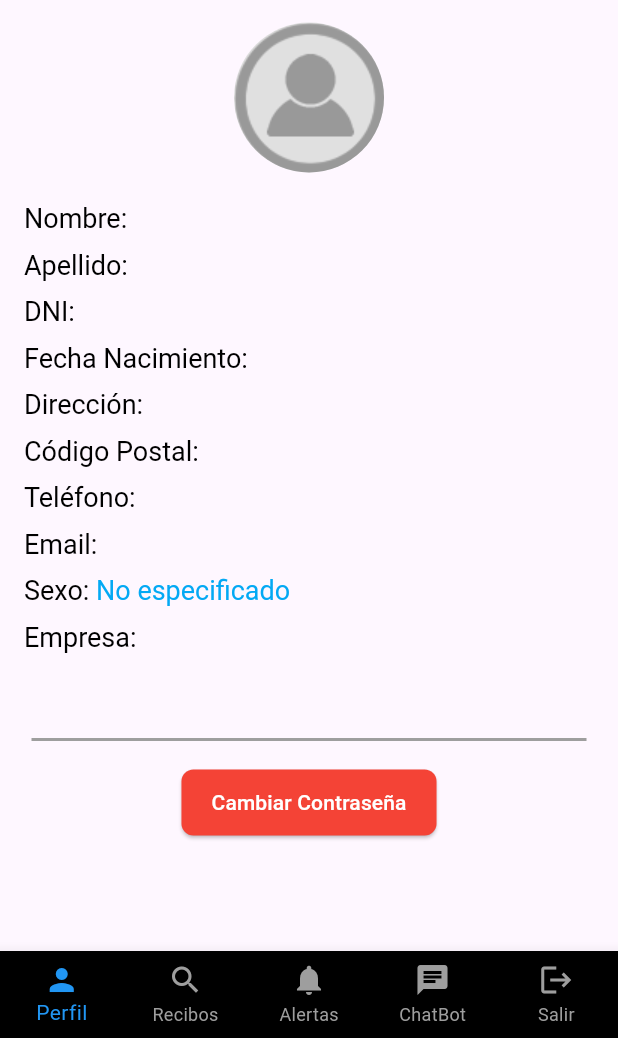
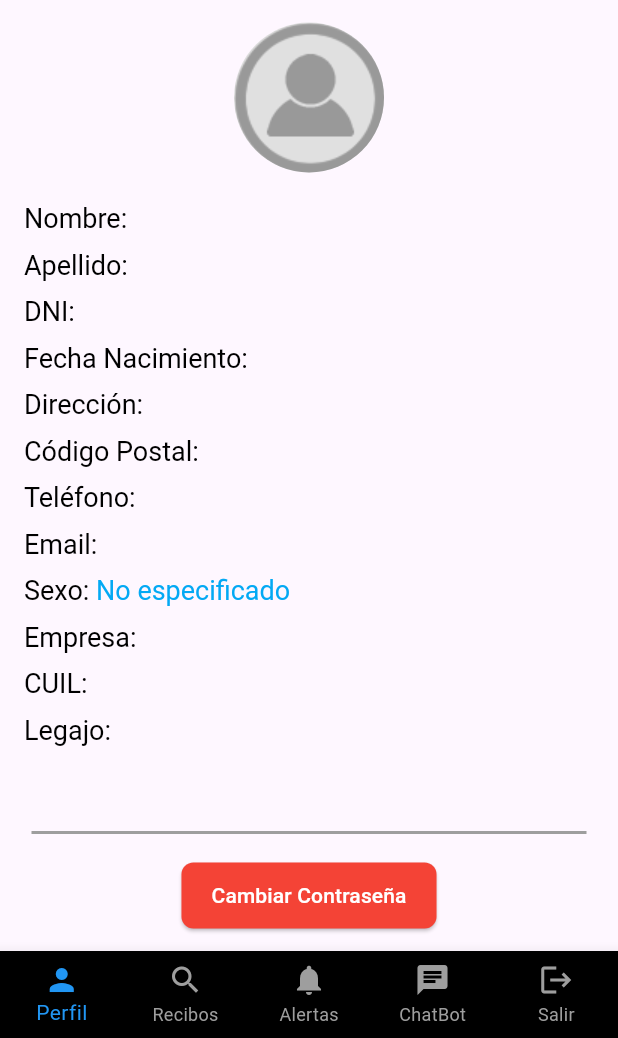
Before and after one commit to idesc1977/recibodigital, a Flutter app: the UserDetails screen opened by its route, on a phone screen of 412 x 824 dp, the part 198-1236 px from its top. Run offline on Flutter 3.47's test engine with Material 3 defaults, Android fonts, the phone set to English and light mode, and no system bars; our stand-ins replace firebase_core, firebase_messaging, flutter_local_notifications, permission_handler, shared_preferences; accounts and stored records are empty.

Commit message:
CUIL y Legajo

```diff
--- a/lib/globals.dart
+++ b/lib/globals.dart
@@ -16,6 +16,8 @@ String? telefono;
 String? email;
 String? sexo;
 String? empresa;
+String? cuil;
+String? legajo;
 int? idconversacion;
 
 void resetGlobalVariables() {
@@ -33,6 +35,8 @@ void resetGlobalVariables() {
   email = '';
   sexo = '';
   empresa = '';
+  cuil = '';
+  legajo = '';
   idconversacion = 0;
 }
 
--- a/lib/screens/login.dart
+++ b/lib/screens/login.dart
@@ -74,6 +74,8 @@ class LoginScreenState extends State<LoginScreen> {
           email = responseData['Email'].toString();
           sexo = responseData['Sexo'].toString();
           empresa = responseData['Empresa'].toString();
+          cuil = responseData['CUIL'].toString();
+          legajo = responseData['Legajo'].toString();
           saveUserData(dni!, email!, token!);
           _showMessage('Bienvenido $nombre $apellido');
           _registraTopic(propietario!);
--- a/lib/screens/userdetails.dart
+++ b/lib/screens/userdetails.dart
@@ -299,6 +299,52 @@ class UserDetailsState extends State<UserDetails> {
                   ],
                 ),
               ),
+              SizedBox(height: 10),
+              RichText(
+                text: TextSpan(
+                  text: "CUIL: ", // Label en estilo normal
+                  style: TextStyle(
+                    fontSize: 18,
+                    fontWeight: FontWeight.normal,
+                    color: Colors.black, // Color negro para el label
+                  ),
+                  children: [
+                    TextSpan(
+                      text: cuil, // Valor en azul claro
+                      style: TextStyle(
+                        fontSize: 18,
+                        fontWeight:
+                            FontWeight.normal, // Mantiene el peso normal
+                        color:
+                            Colors.lightBlue, // Color azul claro para el valor
+                      ),
+                    ),
+                  ],
+                ),
+              ),
+              SizedBox(height: 10),
+              RichText(
+                text: TextSpan(
+                  text: "Legajo: ", // Label en estilo normal
+                  style: TextStyle(
+                    fontSize: 18,
+                    fontWeight: FontWeight.normal,
+                    color: Colors.black, // Color negro para el label
+                  ),
+                  children: [
+                    TextSpan(
+                      text: legajo, // Valor en azul claro
+                      style: TextStyle(
+                        fontSize: 18,
+                        fontWeight:
+                            FontWeight.normal, // Mantiene el peso normal
+                        color:
+                            Colors.lightBlue, // Color azul claro para el valor
+                      ),
+                    ),
+                  ],
+                ),
+              ),
               SizedBox(height: 50),
               // Línea separadora horizontal
               Divider(
```
